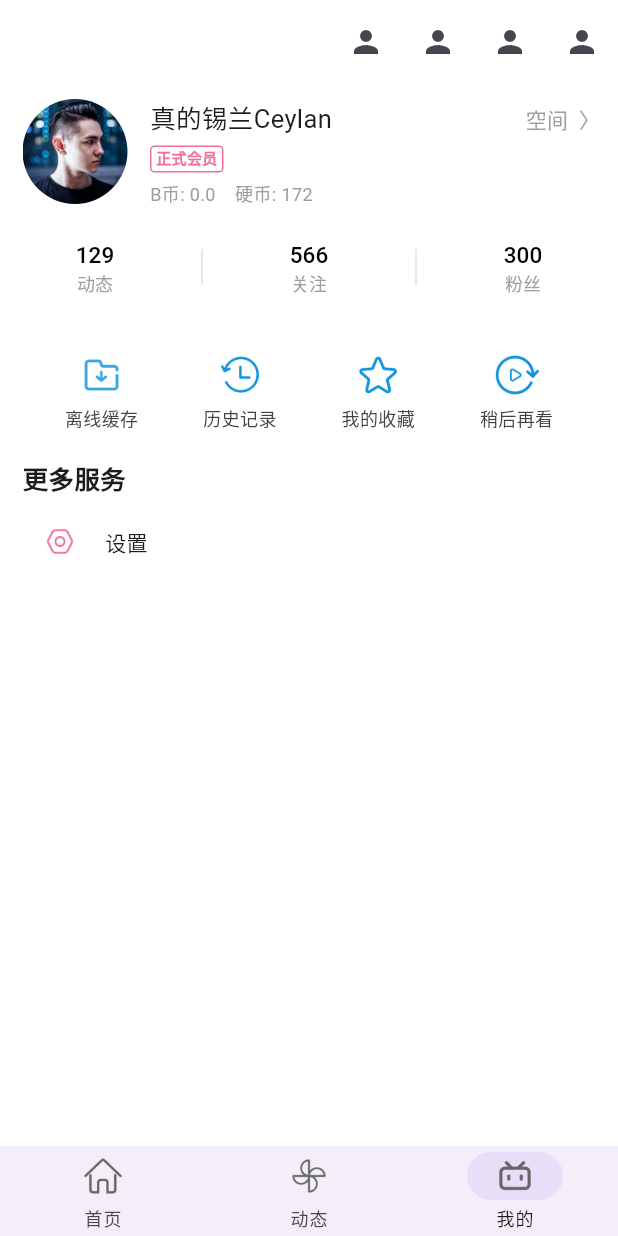
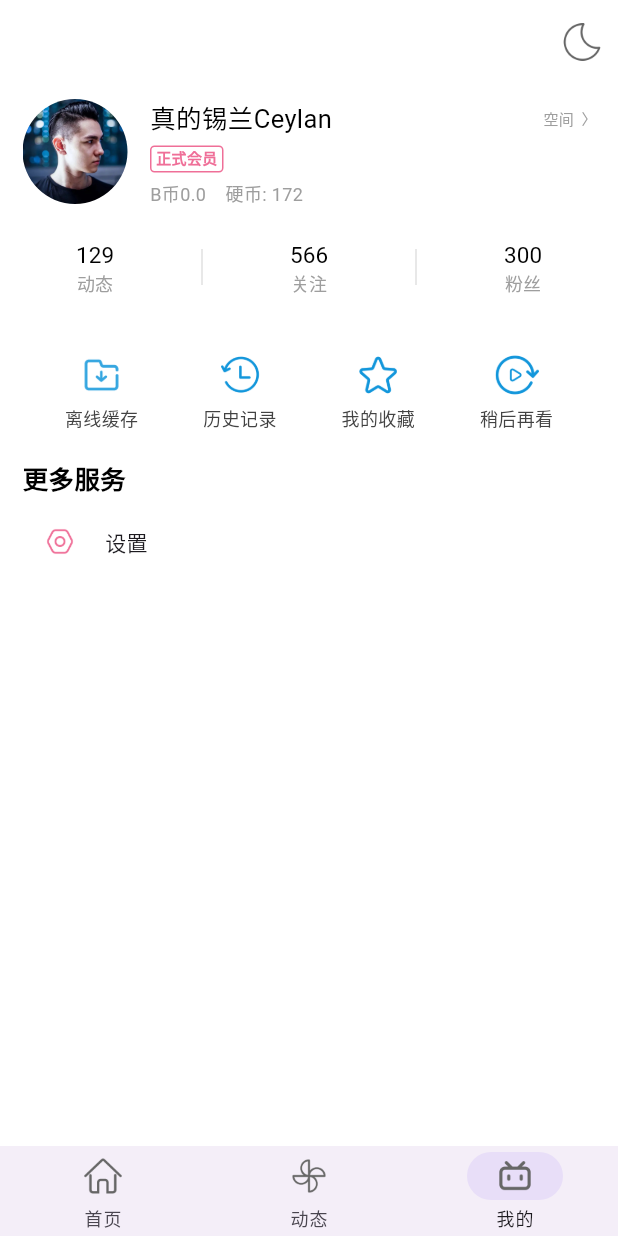
Before and after one commit to Liu-Xiaoguai587/bilibili-lite, a Flutter app: the screen it shows after launch, item 3 of the bottom bar chosen, on a phone screen of 412 x 824 dp. Run offline on Flutter 3.47's test engine with Material 3 defaults, Android fonts, the phone set to English and light mode, and no system bars; our stand-ins replace dio, easy_refresh, get; network calls fail.

Commit message:
perf: lib/pages/mine

```diff
--- /dev/null
+++ b/lib/models/simple_widget.dart
@@ -0,0 +1,34 @@
+// ignore_for_file: prefer_function_declarations_over_variables
+
+import 'package:flutter/material.dart';
+
+Widget simpleText(
+  String text, {
+  double size = 10,
+  Color? color,
+  bool isBold = false,
+}) {
+  return Text(
+    text,
+    style: TextStyle(
+        color: color ?? Colors.black,
+        fontSize: size,
+        fontWeight: isBold ? FontWeight.bold : FontWeight.normal),
+  );
+}
+
+Widget iconWithTextV({
+  required Widget icon,
+  required Widget text,
+  double divide = 5,
+}) {
+  return Column(children: [icon, Divider(height: divide), text]);
+}
+
+Widget iconWithTextH({
+  required Widget icon,
+  required Widget text,
+  double divide = 5,
+}) {
+  return Row(children: [icon, VerticalDivider(width: divide), text]);
+}
--- a/lib/pages/mine/view.dart
+++ b/lib/pages/mine/view.dart
@@ -3,24 +3,13 @@
 import 'package:flutter/material.dart';
 
 import 'package:bilibili_lite/models/user_status.dart';
-import 'package:flutter/widgets.dart';
+import 'package:bilibili_lite/models/simple_widget.dart';
 
 class MinePage extends StatelessWidget {
   const MinePage({super.key});
 
   @override
   Widget build(BuildContext context) {
-    var iconWithTextV = ({required Widget icon, required Widget text}) =>
-        Column(children: [icon, const Divider(height: 5), text]);
-    var iconWithTextH =
-        ({required Widget icon, required Widget text}) => Row(children: [
-              icon,
-              const VerticalDivider(
-                width: 20,
-              ),
-              text
-            ]);
-
     return Scaffold(
       backgroundColor: const Color(0xFFFFFFFF),
       appBar: AppBar(
@@ -28,19 +17,11 @@ class MinePage extends StatelessWidget {
         actions: [
           IconButton(
             onPressed: () {},
-            icon: const Icon(Icons.person),
-          ),
-          IconButton(
-            onPressed: () {},
-            icon: const Icon(Icons.person),
-          ),
-          IconButton(
-            onPressed: () {},
-            icon: const Icon(Icons.person),
-          ),
-          IconButton(
-            onPressed: () {},
-            icon: const Icon(Icons.person),
+            icon: Image.asset(
+              "assets/icons/mine/dark_mode.png",
+              width: 25,
+              height: 25,
+            ),
           ),
         ],
       ),
@@ -54,16 +35,13 @@ class MinePage extends StatelessWidget {
               child: _selfInfoCard(),
             ),
             Align(
-                alignment: Alignment.centerRight,
-                child: TextButton(
-                  onPressed: () {},
-                  child: const Text(
-                    "空间  〉",
-                    style: TextStyle(
-                      color: Colors.grey,
-                    ),
-                  ),
-                ))
+              alignment: Alignment.centerRight,
+              // child: simpleText("空间  〉", color: Colors.grey, size: 20),
+              child: TextButton(
+                onPressed: () {},
+                child: simpleText("空间  〉", color: Colors.grey),
+              ),
+            )
           ]),
           // 动态&关注&粉丝 数量
           Padding(
@@ -80,10 +58,7 @@ class MinePage extends StatelessWidget {
                   width: 30,
                   height: 30,
                 ),
-                text: Text(
-                  "离线缓存",
-                  style: TextStyle(fontSize: 12, color: Colors.grey.shade800),
-                ),
+                text: simpleText("离线缓存", size: 12, color: Colors.grey.shade800),
               ),
               iconWithTextV(
                 icon: Image.asset(
@@ -91,10 +66,7 @@ class MinePage extends StatelessWidget {
                   width: 30,
                   height: 30,
                 ),
-                text: Text(
-                  "历史记录",
-                  style: TextStyle(fontSize: 12, color: Colors.grey.shade800),
-                ),
+                text: simpleText("历史记录", size: 12, color: Colors.grey.shade800),
               ),
               iconWithTextV(
                 icon: Image.asset(
@@ -102,10 +74,7 @@ class MinePage extends StatelessWidget {
                   width: 30,
                   height: 30,
                 ),
-                text: Text(
-                  "我的收藏",
-                  style: TextStyle(fontSize: 12, color: Colors.grey.shade800),
-                ),
+                text: simpleText("我的收藏", size: 12, color: Colors.grey.shade800),
               ),
               iconWithTextV(
                 //icon: Image.asset("assets/icons/later.png"),
@@ -114,24 +83,15 @@ class MinePage extends StatelessWidget {
                   width: 30,
                   height: 30,
                 ),
-                text: Text(
-                  "稍后再看",
-                  style: TextStyle(fontSize: 12, color: Colors.grey.shade800),
-                ),
+                text: simpleText("稍后再看", size: 12, color: Colors.grey.shade800),
               ),
             ],
           ),
           // 更多服务
           const Divider(height: 20, color: Color(0xFFFFFFFF)),
-          const Padding(
+          Padding(
             padding: EdgeInsets.only(left: 15),
-            child: Text(
-              "更多服务",
-              style: TextStyle(
-                fontSize: 17,
-                fontWeight: FontWeight.bold,
-              ),
-            ),
+            child: simpleText("更多服务", size: 17, isBold: true),
           ),
           // 更多服务下的选项
           const Divider(height: 20, color: Color(0xFFFFFFFF)),
@@ -145,6 +105,7 @@ class MinePage extends StatelessWidget {
                   height: 20,
                 ),
                 text: const Text("设置"),
+                divide: 20,
               ),
             ]),
           ),
@@ -162,14 +123,8 @@ class MinePage extends StatelessWidget {
     var customText = (String type) => (int quantities) {
           return Column(
             children: [
-              Text(
-                "$quantities",
-                style: const TextStyle(fontSize: 15, color: Colors.black),
-              ),
-              Text(
-                type,
-                style: const TextStyle(fontSize: 12, color: Colors.grey),
-              ),
+              simpleText(quantities.toString(), size: 15, color: Colors.black),
+              simpleText(type, size: 12, color: Colors.grey),
             ],
           );
         };
@@ -220,20 +175,14 @@ class MinePage extends StatelessWidget {
                 ),
               ),
             ),
-            const Padding(
-              padding: EdgeInsets.only(top: 10, left: 15),
+            Padding(
+              padding: const EdgeInsets.only(top: 10, left: 15),
               child: Column(
                 crossAxisAlignment: CrossAxisAlignment.start,
                 children: [
-                  Text(
-                    "真的锡兰Ceylan",
-                    style: TextStyle(fontSize: 17),
-                  ),
-                  UserStatus(status: 1),
-                  Text(
-                    "B币: 0.0    硬币: 172",
-                    style: TextStyle(fontSize: 12, color: Colors.grey),
-                  ),
+                  simpleText("真的锡兰Ceylan", size: 17),
+                  const UserStatus(status: 1),
+                  simpleText("B币0.0    硬币: 172", size: 12, color: Colors.grey),
                 ],
               ),
             ),
```
Also changed, not shown: assets/icons/mine/dark_mode.png (added), assets/icons/mine/light_mode.png (added), assets/icons/mine/月亮.png (added).
